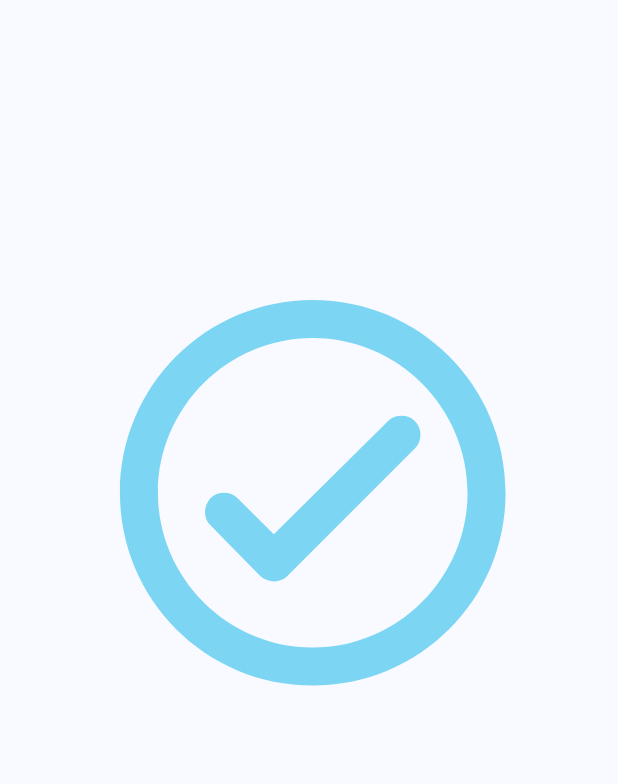
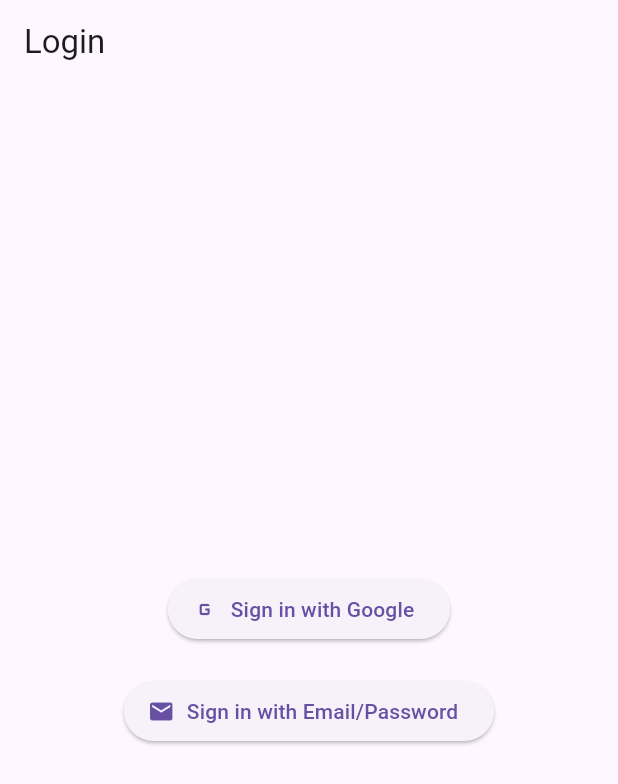
Before and after one commit to sanae15478/salin, a Flutter app: the first screen one second after launch, on a phone screen of 412 x 824 dp. Shown: the top 784 px of the screen. Run offline on Flutter 3.47's test engine with Material 3 defaults, Android fonts, the phone set to English and light mode, and no system bars; our stand-ins replace firebase_auth, firebase_core, flutter_advanced_drawer, flutter_slidable, flutter_spinkit, font_awesome_flutter and 4 more; missing offline and left inert: ms_undraw; accounts and stored records are empty.

Commit message:
sign up with email pass or google

```diff
--- a/lib/constants/routes.dart
+++ b/lib/constants/routes.dart
@@ -1,3 +1,4 @@
+const login_route = "/login";
 const loading_route = "/loading";
 const home_route = "/home";
 const welcome_route = "/welcome";
--- a/lib/main.dart
+++ b/lib/main.dart
@@ -1,17 +1,33 @@
+import 'package:firebase_core/firebase_core.dart';
 import 'package:flutter/material.dart';
 import 'package:get/get.dart';
 import 'package:salin/constants/colors.dart';
 import 'package:salin/constants/routes.dart';
 import 'package:salin/controllers/main-controller.dart';
+import 'package:salin/screens/authentification/login.dart';
 import 'package:salin/screens/home/home.dart';
 import 'package:salin/screens/new-task/new-task.dart';
 import 'package:salin/screens/loading/loading.dart';
 import 'package:salin/screens/welcome/welcome.dart';
-
+/*
 void main() {
   runApp(App());
+}*/
+
+void main() async {
+  WidgetsFlutterBinding.ensureInitialized();
+  await Firebase.initializeApp();
+  runApp(MyApp());
 }
 
+class MyApp extends StatelessWidget {
+  @override
+  Widget build(BuildContext context) {
+    return MaterialApp(home: LoginPage());
+  }
+}
+
+/*
 // ignore: must_be_immutable
 class App extends StatelessWidget {
   MainController mainController = Get.put(MainController());
@@ -35,4 +51,4 @@ class App extends StatelessWidget {
       },
     );
   }
-}
+}*/
--- /dev/null
+++ b/lib/screens/authentification/login.dart
@@ -0,0 +1,92 @@
+import 'package:flutter/material.dart';
+import 'package:firebase_auth/firebase_auth.dart';
+import 'package:google_sign_in/google_sign_in.dart';
+
+class LoginPage extends StatelessWidget {
+  final FirebaseAuth _auth = FirebaseAuth.instance;
+
+  Future<void> _signInWithGoogle() async {
+    try {
+      final GoogleSignIn googleSignIn = GoogleSignIn();
+      final GoogleSignInAccount? googleUser = await googleSignIn.signIn();
+      if (googleUser != null) {
+        final GoogleSignInAuthentication googleAuth =
+            await googleUser.authentication;
+        final AuthCredential credential = GoogleAuthProvider.credential(
+          accessToken: googleAuth.accessToken,
+          idToken: googleAuth.idToken,
+        );
+        await _auth.signInWithCredential(credential);
+      }
+    } catch (e) {
+      print('Google Sign-In Error: $e');
+    }
+  }
+
+  Future<void> _signInWithEmailAndPassword(BuildContext context) async {
+    final TextEditingController emailController = TextEditingController();
+    final TextEditingController passwordController = TextEditingController();
+
+    showDialog(
+      context: context,
+      builder: (context) => AlertDialog(
+        title: Text("Sign in with Email"),
+        content: Column(
+          mainAxisSize: MainAxisSize.min,
+          children: [
+            TextField(
+              controller: emailController,
+              decoration: InputDecoration(labelText: "Email"),
+            ),
+            TextField(
+              controller: passwordController,
+              decoration: InputDecoration(labelText: "Password"),
+              obscureText: true,
+            ),
+          ],
+        ),
+        actions: [
+          TextButton(
+            onPressed: () async {
+              try {
+                await _auth.signInWithEmailAndPassword(
+                  email: emailController.text.trim(),
+                  password: passwordController.text.trim(),
+                );
+                Navigator.of(context).pop();
+              } catch (e) {
+                print('Email Sign-In Error: $e');
+              }
+            },
+            child: Text("Login"),
+          ),
+        ],
+      ),
+    );
+  }
+
+  @override
+  Widget build(BuildContext context) {
+    return Scaffold(
+      appBar: AppBar(title: Text("Login")),
+      body: Center(
+        child: Column(
+          mainAxisAlignment: MainAxisAlignment.center,
+          children: [
+            ElevatedButton.icon(
+              icon: Icon(Icons.g_mobiledata),
+              label: Text("Sign in with Google"),
+              onPressed: _signInWithGoogle,
+            ),
+            SizedBox(height: 20),
+            ElevatedButton.icon(
+              icon: Icon(Icons.email),
+              label: Text("Sign in with Email/Password"),
+              onPressed: () => _signInWithEmailAndPassword(context),
+            ),
+          ],
+        ),
+      ),
+    );
+  }
+}
--- a/pubspec.yaml
+++ b/pubspec.yaml
@@ -49,6 +49,8 @@ dependencies:
   change_app_package_name:
   google_fonts:
   firebase_core: ^3.8.0
+  google_sign_in: ^6.2.2
+  firebase_auth: ^5.3.3
 
 
 dev_dependencies:
```
Also changed, not shown: pubspec.lock, 4 other files.
